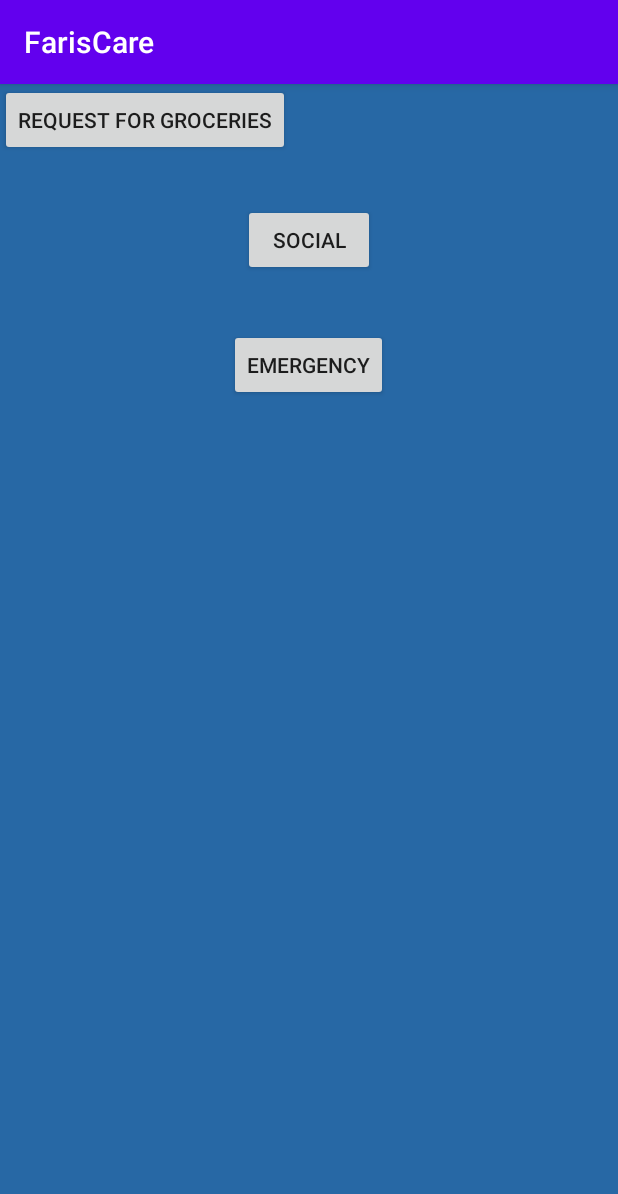
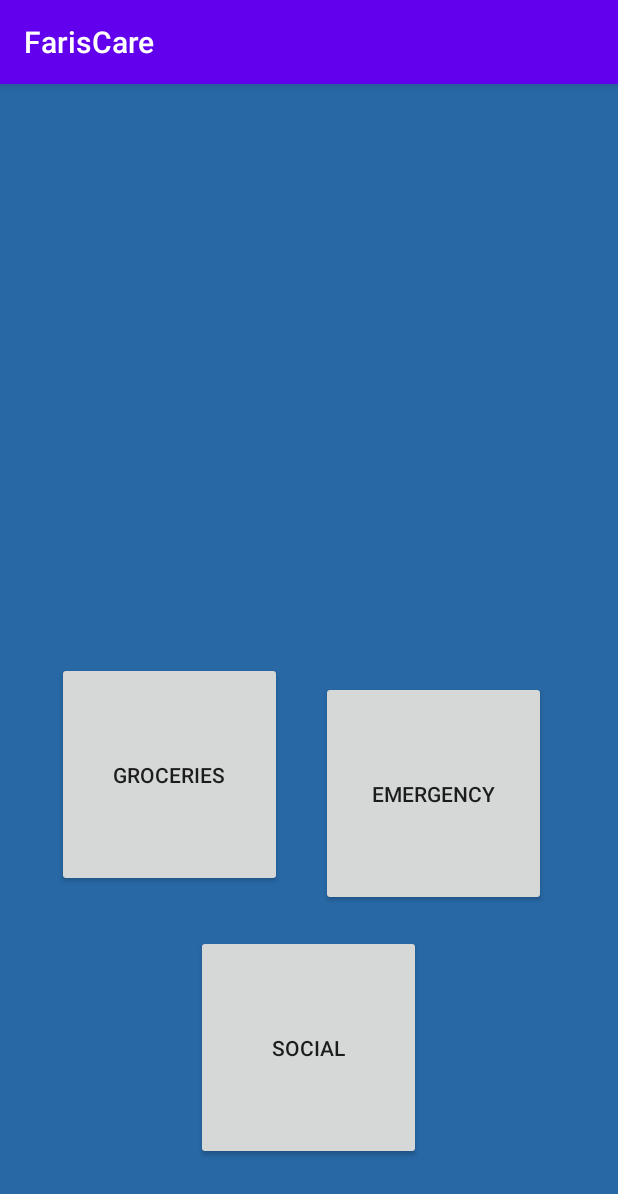
Before and after one commit to Kwongmingwei/FarisCare, an Android app: the MainMenu screen opened directly, with no data from a screen before it, on a phone screen of 412 x 824 dp. Shown: the top 1194 px of the screen. Run offline under Robolectric (Android 15) with nearby library versions, the phone set to English and light mode, and no system bars.

Commit message:
Move Button of Home page

```diff
--- a/app/src/main/res/layout/activity_main_menu.xml
+++ b/app/src/main/res/layout/activity_main_menu.xml
@@ -11,7 +11,13 @@
         android:id="@+id/groceries"
         android:layout_width="wrap_content"
         android:layout_height="wrap_content"
-        android:text="Request for groceries" />
+        android:layout_alignParentStart="true"
+        android:layout_alignParentTop="true"
+        android:layout_marginStart="38dp"
+        android:layout_marginTop="385dp"
+        android:width="150dp"
+        android:height="150dp"
+        android:text="Groceries" />
 
     <Button
         android:id="@+id/social"
@@ -19,7 +25,9 @@
         android:layout_height="wrap_content"
         android:layout_alignBottom="@+id/groceries"
         android:layout_centerHorizontal="true"
-        android:layout_marginBottom="-80dp"
+        android:layout_marginBottom="-182dp"
+        android:width="150dp"
+        android:height="150dp"
         android:text="Social" />
 
     <Button
@@ -27,9 +35,14 @@
         android:layout_width="wrap_content"
         android:layout_height="wrap_content"
         android:layout_alignBottom="@+id/social"
+        android:layout_alignParentStart="true"
         android:layout_centerHorizontal="true"
+        android:layout_marginStart="214dp"
         android:layout_marginTop="18dp"
-        android:layout_marginBottom="-83dp"
+
+        android:layout_marginBottom="169dp"
+        android:width="150dp"
+        android:height="150dp"
         android:text="EMERGENCY" />
 
 </RelativeLayout>
--- a/app/src/main/res/layout/activity_register_page.xml
+++ b/app/src/main/res/layout/activity_register_page.xml
@@ -106,7 +106,7 @@
 
          <Button
              android:id="@+id/RegisterButton"
-                android:layout_width="200dp"
+             android:layout_width="187dp"
              android:layout_height="wrap_content"
              android:layout_gravity="center"
              android:layout_margin="50dp"
```
Lines whose indentation alone changed are shown as unchanged.
